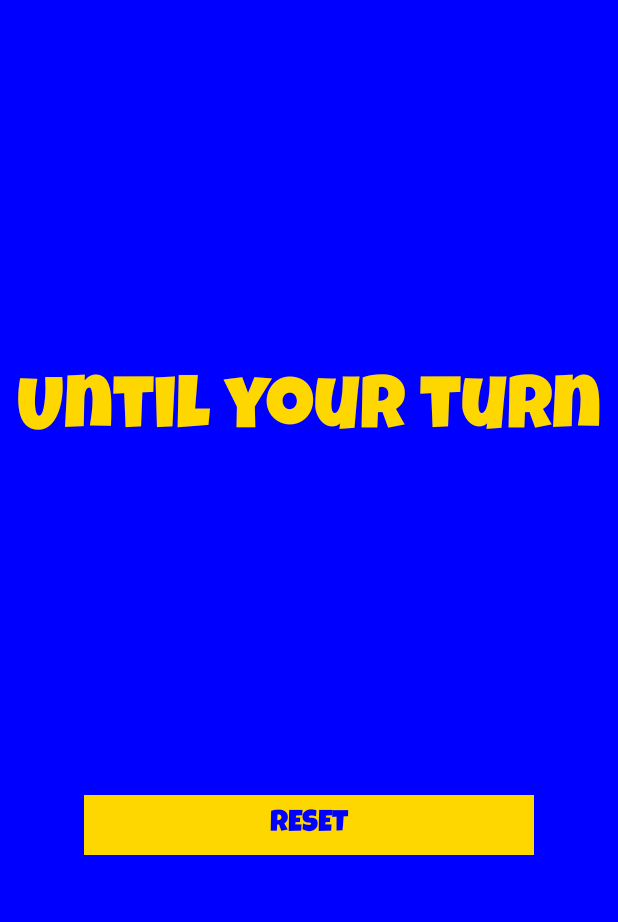
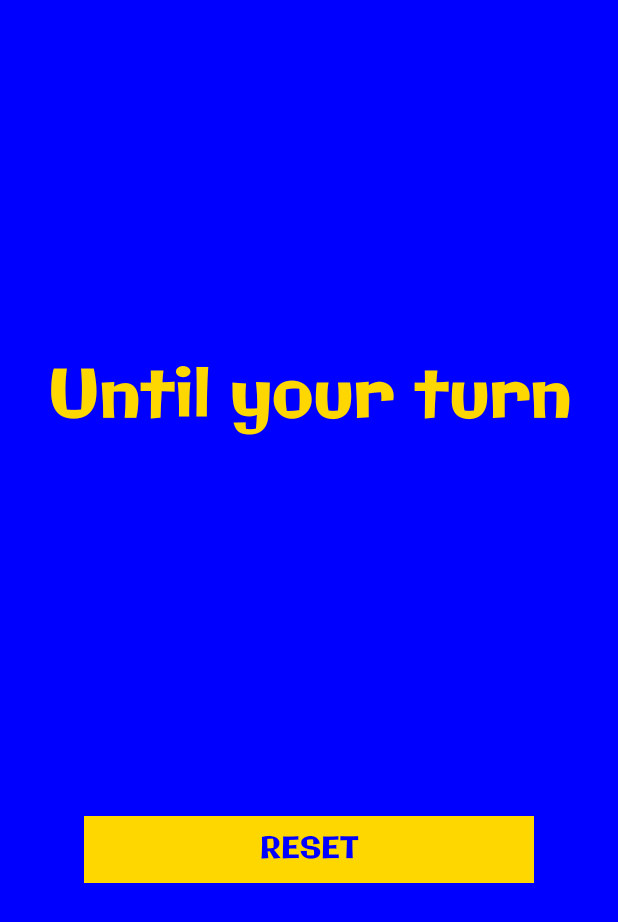
Before and after one commit to 1aksn/DJTimer, an Android app built with Jetpack Compose: the TimerCountScreen screen opened through its navigation route, on a phone screen of 412 x 824 dp. Shown: the top 922 px of the screen. Run offline under Robolectric (Android 15) with nearby library versions, the phone set to English and light mode, and no system bars; our stand-ins replace Dagger/Hilt's generated code.

Commit message:
フォント変更

```diff
--- a/app/src/main/java/com/example/djtimer/ui/TimerCountScreen.kt
+++ b/app/src/main/java/com/example/djtimer/ui/TimerCountScreen.kt
@@ -182,7 +182,7 @@ fun TimerCountScreen(navController: NavController, backStackEntry: NavBackStackE
                                 ) else "",
                                 style = MaterialTheme.typography.headlineLarge,
                                 color = Color(0xFFFFD700),
-                                fontSize = 50.sp
+                                fontSize = 45.sp
                             )
                         }
 
@@ -199,7 +199,7 @@ fun TimerCountScreen(navController: NavController, backStackEntry: NavBackStackE
                                 text = timeDisplay,
                                 style = MaterialTheme.typography.headlineLarge,
                                 color = Color.White,
-                                fontSize = 80.sp
+                                fontSize = 70.sp
                             )
                         }
                     }
@@ -312,7 +312,7 @@ fun TimerCountScreen(navController: NavController, backStackEntry: NavBackStackE
                         text = timeDisplay,
                         style = MaterialTheme.typography.headlineLarge,
                         color = Color.White,
-                        fontSize = 110.sp
+                        fontSize = 100.sp
                     )
 
                 }
--- a/app/src/main/java/com/example/djtimer/ui/theme/AppTypography.kt
+++ b/app/src/main/java/com/example/djtimer/ui/theme/AppTypography.kt
@@ -8,7 +8,7 @@ import com.example.djtimer.R
 
 // Google Fonts Providerを利用
 val luckiestGuyFontFamily = FontFamily(
-    Font(R.font.luckiest_guy)
+    Font(R.font.galindo)
 )
 
 // Typographyに適用
```
Also changed, not shown: app/src/main/res/font/galindo.ttf (added).
